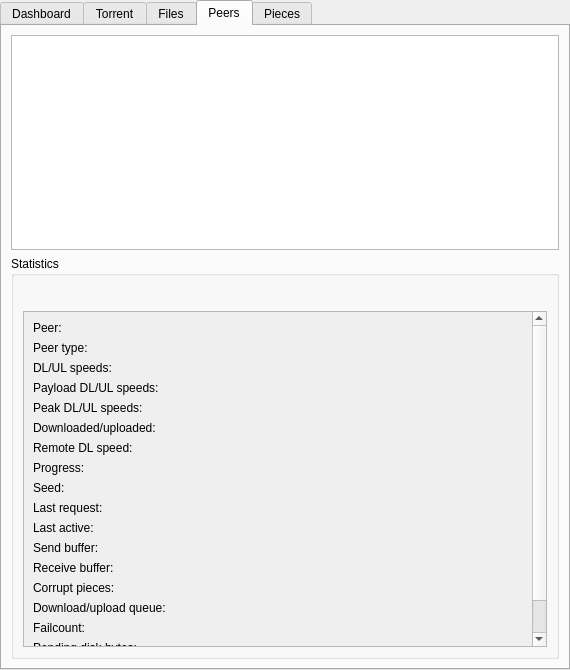
Qt form src/plugins/bittorrent/tabwidget.ui (0xd34df00d/leechcraft) before a commit.
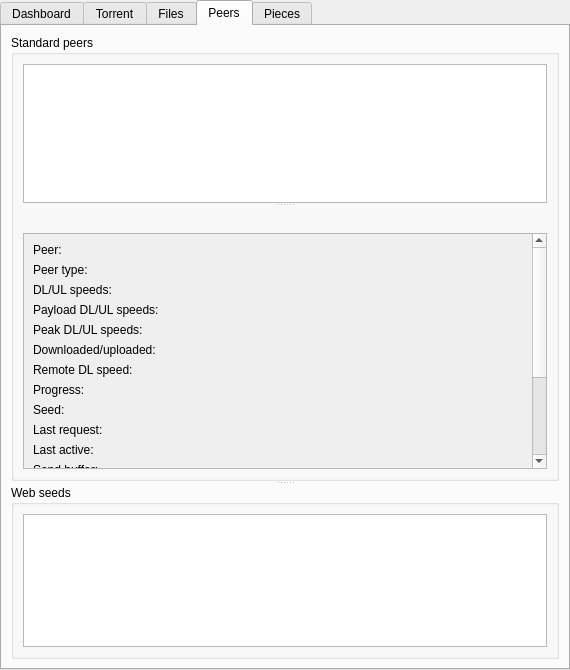
The same form after that commit. The open tabs and pages were chosen to show the change. Custom widgets are drawn as their Qt base class.

Commit message: BitTorrent: display also url/http seeds.

The edit to the form file:
```diff
--- a/src/plugins/bittorrent/tabwidget.ui
+++ b/src/plugins/bittorrent/tabwidget.ui
@@ -1565,8 +1565,22 @@
    <attribute name="title">
     <string>Peers</string>
    </attribute>
-   <layout class="QVBoxLayout">
+   <layout class="QVBoxLayout" name="verticalLayout_11">
     <item>
+     <widget class="QSplitter" name="splitter_2">
+      <property name="orientation">
+       <enum>Qt::Vertical</enum>
+      </property>
+      <widget class="QGroupBox" name="groupBox_3">
+       <property name="title">
+        <string>Standard peers</string>
+       </property>
+       <layout class="QVBoxLayout" name="verticalLayout_9">
+        <item>
+         <widget class="QSplitter" name="splitter">
+          <property name="orientation">
+           <enum>Qt::Vertical</enum>
+          </property>
      <widget class="QTreeView" name="PeersView_">
       <property name="contextMenuPolicy">
        <enum>Qt::ActionsContextMenu</enum>
@@ -1581,12 +1595,7 @@
        <bool>true</bool>
       </property>
      </widget>
-    </item>
-    <item>
-     <widget class="QGroupBox" name="groupBox_3">
-      <property name="title">
-       <string>Statistics</string>
-      </property>
+          <widget class="QWidget" name="">
       <layout class="QVBoxLayout" name="verticalLayout_8">
        <item>
         <widget class="LeechCraft::Plugins::BitTorrent::PiecesWidget" name="PeerPieces_" native="true">
@@ -1608,7 +1617,7 @@
            <rect>
             <x>0</x>
             <y>0</y>
-            <width>513</width>
+                 <width>511</width>
             <height>400</height>
            </rect>
           </property>
@@ -1873,6 +1882,21 @@
         </widget>
        </item>
       </layout>
+          </widget>
+         </widget>
+        </item>
+       </layout>
+      </widget>
+      <widget class="QGroupBox" name="groupBox_4">
+       <property name="title">
+        <string>Web seeds</string>
+       </property>
+       <layout class="QVBoxLayout" name="verticalLayout_10">
+        <item>
+         <widget class="QTreeView" name="WebSeedsView_"/>
+        </item>
+       </layout>
+      </widget>
      </widget>
     </item>
    </layout>
```
Left out of the diff: 2 changed lines with no effect on the pictures. Lines whose indentation alone changed are shown as unchanged. The commit also changes 3 other files.
